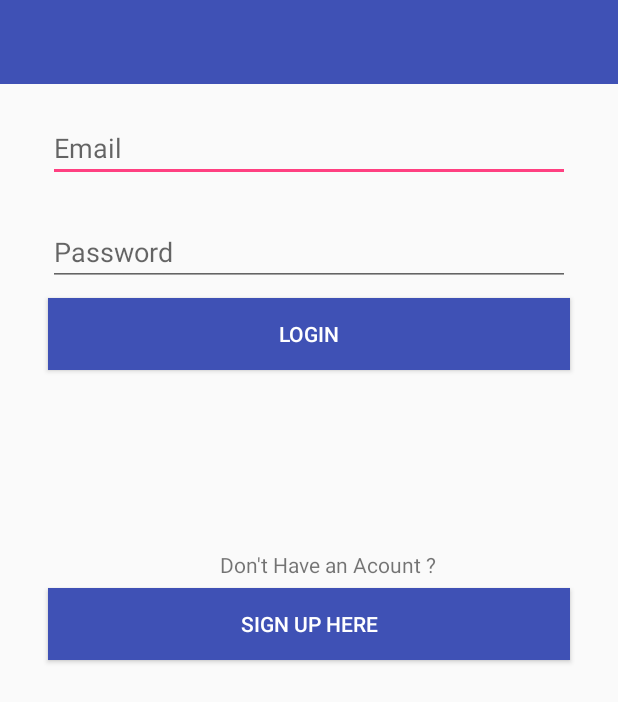
After one commit to kevinjam/TalkTome-Chat, an Android app: the LoginActivity screen opened directly, with no data from a screen before it, on a phone screen of 412 x 824 dp. The commit adds this screen. Shown: the top 702 px of the screen. Run offline under Robolectric (Android 15) with nearby library versions, the phone set to English and light mode, and no system bars.

Commit message:
start create user account

```diff
--- a/app/src/main/AndroidManifest.xml
+++ b/app/src/main/AndroidManifest.xml
@@ -15,7 +15,8 @@
                 <category android:name="android.intent.category.LAUNCHER" />
             </intent-filter>
         </activity>
-
+        <activity android:name=".controller.LoginActivity" />
+        <activity android:name=".controller.CreateUserActivity"></activity>
     </application>
 
 </manifest>
--- a/app/src/main/java/com/kevinjanvier/talktome/MainActivity.kt
+++ b/app/src/main/java/com/kevinjanvier/talktome/MainActivity.kt
@@ -1,10 +1,12 @@
 package com.kevinjanvier.talktome
 
+import android.content.Intent
 import android.os.Bundle
 import android.support.v4.view.GravityCompat
 import android.support.v7.app.ActionBarDrawerToggle
 import android.support.v7.app.AppCompatActivity
 import android.view.View
+import com.kevinjanvier.talktome.controller.LoginActivity
 import kotlinx.android.synthetic.main.activity_main.*
 import kotlinx.android.synthetic.main.app_bar_main.*
 
@@ -29,6 +31,8 @@ class MainActivity : AppCompatActivity() {
         }
     }
 fun loginNavClick(view: View){
+    val loginActivty=Intent(this, LoginActivity::class.java)
+    startActivity(loginActivty)
 
 }
 
--- /dev/null
+++ b/app/src/main/java/com/kevinjanvier/talktome/controller/CreateUserActivity.kt
@@ -0,0 +1,13 @@
+package com.kevinjanvier.talktome.controller
+
+import android.support.v7.app.AppCompatActivity
+import android.os.Bundle
+import com.kevinjanvier.talktome.R
+
+class CreateUserActivity : AppCompatActivity() {
+
+    override fun onCreate(savedInstanceState: Bundle?) {
+        super.onCreate(savedInstanceState)
+        setContentView(R.layout.activity_signup)
+    }
+}
--- /dev/null
+++ b/app/src/main/java/com/kevinjanvier/talktome/controller/LoginActivity.kt
@@ -0,0 +1,22 @@
+package com.kevinjanvier.talktome.controller
+
+import android.support.v7.app.AppCompatActivity
+import android.os.Bundle
+import android.view.View
+import com.kevinjanvier.talktome.R
+
+class LoginActivity : AppCompatActivity() {
+
+    override fun onCreate(savedInstanceState: Bundle?) {
+        super.onCreate(savedInstanceState)
+        setContentView(R.layout.activity_login)
+    }
+
+    fun loginButtonClick(view: View){
+
+    }
+
+    fun signUpClick(view:View){
+
+    }
+}
--- /dev/null
+++ b/app/src/main/res/layout/activity_login.xml
@@ -0,0 +1,86 @@
+<?xml version="1.0" encoding="utf-8"?>
+<android.support.constraint.ConstraintLayout xmlns:android="http://schemas.android.com/apk/res/android"
+    xmlns:app="http://schemas.android.com/apk/res-auto"
+    xmlns:tools="http://schemas.android.com/tools"
+    android:layout_width="match_parent"
+    android:layout_height="match_parent"
+    tools:context="com.kevinjanvier.talktome.controller.LoginActivity">
+
+    <include
+        android:id="@+id/toolbar"
+        layout="@layout/toolbar"
+        app:layout_constraintTop_toTopOf="parent"
+        tools:layout_editor_absoluteX="0dp" />
+
+    <EditText
+        android:id="@+id/emailLoginText"
+        android:layout_width="0dp"
+        android:layout_height="wrap_content"
+        android:layout_marginEnd="32dp"
+        android:layout_marginStart="32dp"
+        android:layout_marginTop="76dp"
+        android:ems="10"
+        android:hint="Email"
+        android:inputType="textPersonName"
+        app:layout_constraintEnd_toEndOf="parent"
+        app:layout_constraintHorizontal_bias="0.0"
+        app:layout_constraintStart_toStartOf="parent"
+        app:layout_constraintTop_toTopOf="parent" />
+
+    <EditText
+        android:id="@+id/loginPasswordText"
+        android:layout_width="0dp"
+        android:layout_height="wrap_content"
+        android:layout_marginEnd="32dp"
+        android:layout_marginStart="32dp"
+        android:layout_marginTop="24dp"
+        android:ems="10"
+        android:hint="Password"
+        android:inputType="textPassword"
+        app:layout_constraintEnd_toEndOf="parent"
+        app:layout_constraintStart_toStartOf="parent"
+        app:layout_constraintTop_toBottomOf="@+id/emailLoginText" />
+
+    <Button
+        android:id="@+id/loginBtn"
+        android:layout_width="0dp"
+        android:layout_height="wrap_content"
+        android:layout_marginEnd="32dp"
+        android:layout_marginStart="32dp"
+        android:layout_marginTop="8dp"
+        android:background="@color/colorPrimary"
+        android:onClick="loginButtonClick"
+        android:text="Login"
+        android:textColor="@android:color/white"
+        app:layout_constraintEnd_toEndOf="parent"
+        app:layout_constraintStart_toStartOf="parent"
+        app:layout_constraintTop_toBottomOf="@+id/loginPasswordText" />
+
+    <TextView
+        android:id="@+id/textView"
+        android:layout_width="wrap_content"
+        android:layout_height="17dp"
+        android:layout_marginEnd="8dp"
+        android:layout_marginStart="8dp"
+        android:layout_marginTop="120dp"
+        android:text="Don't Have an Acount ?"
+        app:layout_constraintEnd_toEndOf="parent"
+        app:layout_constraintHorizontal_bias="0.551"
+        app:layout_constraintStart_toStartOf="parent"
+        app:layout_constraintTop_toBottomOf="@+id/loginBtn" />
+
+    <Button
+        android:id="@+id/signupBtn"
+        android:layout_width="0dp"
+        android:layout_height="wrap_content"
+        android:layout_marginEnd="32dp"
+        android:layout_marginStart="32dp"
+        android:layout_marginTop="8dp"
+        android:background="@color/colorPrimary"
+        android:onClick="signUpClick"
+        android:text="Sign Up Here"
+        android:textColor="@android:color/white"
+        app:layout_constraintEnd_toEndOf="parent"
+        app:layout_constraintStart_toStartOf="parent"
+        app:layout_constraintTop_toBottomOf="@+id/textView" />
+</android.support.constraint.ConstraintLayout>
--- /dev/null
+++ b/app/src/main/res/layout/activity_signup.xml
@@ -0,0 +1,12 @@
+<?xml version="1.0" encoding="utf-8"?>
+<android.support.constraint.ConstraintLayout xmlns:android="http://schemas.android.com/apk/res/android"
+    xmlns:app="http://schemas.android.com/apk/res-auto"
+    xmlns:tools="http://schemas.android.com/tools"
+    android:layout_width="match_parent"
+    android:layout_height="match_parent"
+    tools:context="com.kevinjanvier.talktome.controller.CreateUserActivity">
+
+    <include
+        layout="@layout/toolbar"
+        android:id="@+id/toolbar"/>
+</android.support.constraint.ConstraintLayout>
--- a/app/src/main/res/layout/content_main.xml
+++ b/app/src/main/res/layout/content_main.xml
@@ -16,7 +16,7 @@
         android:layout_marginEnd="8dp"
         android:layout_marginStart="8dp"
         android:layout_marginTop="8dp"
-        android:text="Please Log in"
+        android:text="@string/please_log_in"
         android:textAlignment="center"
         android:textSize="18sp"
         app:layout_constraintEnd_toEndOf="parent"
@@ -28,7 +28,7 @@
         android:layout_width="0dp"
         android:layout_height="wrap_content"
         android:ems="10"
-        android:hint="Message"
+        android:hint="@string/message"
         android:inputType="textMultiLine"
         app:layout_constraintBottom_toBottomOf="parent"
         app:layout_constraintEnd_toEndOf="parent"
@@ -45,7 +45,8 @@
         android:onClick="sendMessageClick"
         android:tint="@color/colorPrimary"
         app:layout_constraintBottom_toBottomOf="parent"
-        app:layout_constraintEnd_toEndOf="parent" />
+        app:layout_constraintEnd_toEndOf="parent"
+        android:contentDescription="@string/send_message" />
 
     <android.support.v7.widget.RecyclerView
         android:id="@+id/messageListView"
--- /dev/null
+++ b/app/src/main/res/layout/toolbar.xml
@@ -0,0 +1,13 @@
+<?xml version="1.0" encoding="utf-8"?>
+<android.support.constraint.ConstraintLayout xmlns:android="http://schemas.android.com/apk/res/android"
+    android:layout_width="match_parent"
+    android:layout_height="match_parent"
+    xmlns:app="http://schemas.android.com/apk/res-auto">
+    <android.support.v7.widget.Toolbar
+        android:id="@+id/toolbar"
+        android:layout_width="match_parent"
+        android:layout_height="?attr/actionBarSize"
+        android:background="?attr/colorPrimary"
+        app:popupTheme="@style/AppTheme.PopupOverlay" />
+
+</android.support.constraint.ConstraintLayout>
--- a/app/src/main/res/values/strings.xml
+++ b/app/src/main/res/values/strings.xml
@@ -6,4 +6,7 @@
     <string name="navigation_drawer_close">Close navigation drawer</string>
 
     <string name="action_settings">Settings</string>
+    <string name="please_log_in">Please Log in</string>
+    <string name="message">Message</string>
+    <string name="send_message">send message</string>
 </resources>
```
